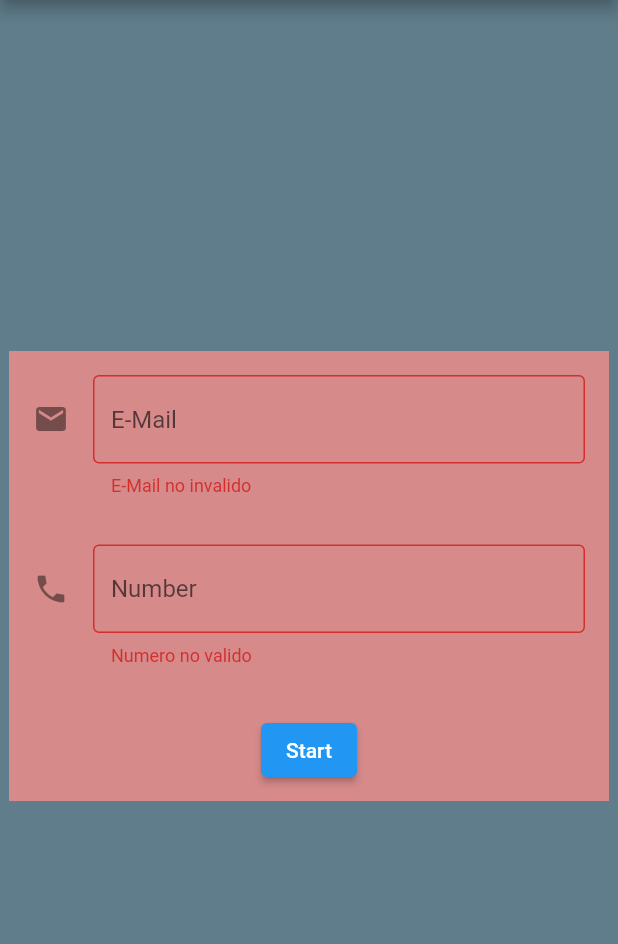
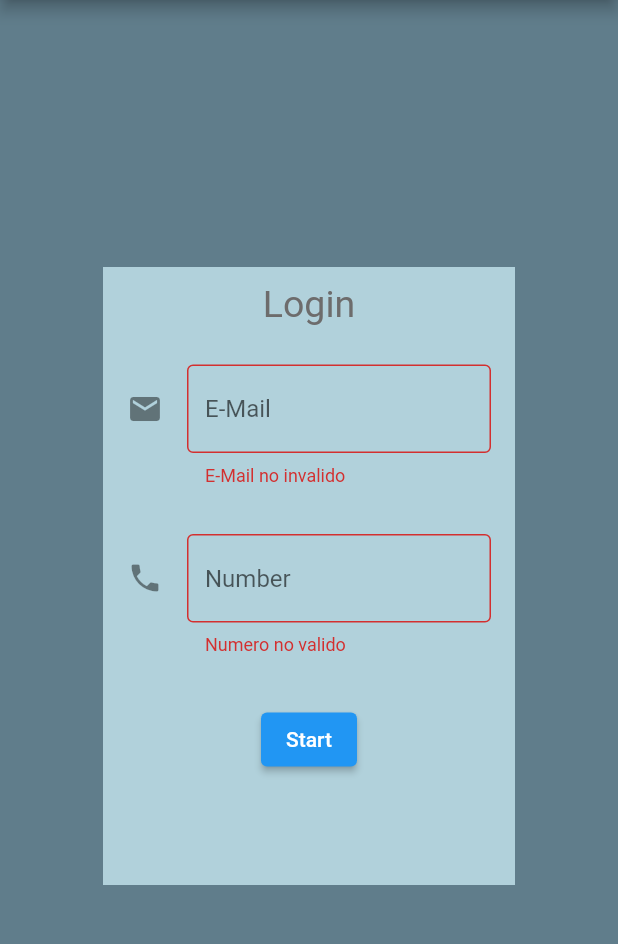
Before and after one commit to JoeManuel15/FirstApp, a Flutter app: the screen it shows after launch, after a tap on "Start", on a phone screen of 412 x 824 dp, the part 84-1028 px from its top. Run offline on Flutter 3.47's test engine with Material 2 defaults, Android fonts, the phone set to English and light mode, and no system bars.

Commit message:
Modifico estructura

```diff
--- a/lib/main.dart
+++ b/lib/main.dart
@@ -41,17 +41,23 @@ class _MyHomePageState extends State<MyHomePage> {
         body: Center(
           //padding: const EdgeInsets.symmetric(horizontal: 10.0, vertical: 15.0),
           child: Container(
-              width: 400,
-              height: 300,
-              color: Color.fromARGB(255, 214, 138, 138),
-              //direction: Axis.vertical,
-              //children: <Widget>[
+              width: MediaQuery.of(context).size.width / 1.5,
+              height: MediaQuery.of(context).size.height / 2,
+              color: Color.fromARGB(255, 177, 209, 219).withOpacity(1),
               child: Flex(direction: Axis.vertical, children: <Widget>[
                 Form(
                   key: _key,
                   child: Column(
                       crossAxisAlignment: CrossAxisAlignment.center,
                       children: <Widget>[
+                        const SizedBox(height: 10),
+                        const Text(
+                          "Login",
+                          style: TextStyle(
+                              fontSize: 25,
+                              color: Color.fromARGB(255, 109, 108, 108)),
+                        ),
+                        const SizedBox(height: 10),
                         Padding(
                           padding: const EdgeInsets.all(16.0),
                           child: TextFormField(
@@ -88,15 +94,16 @@ class _MyHomePageState extends State<MyHomePage> {
                           padding: const EdgeInsets.symmetric(vertical: 16.0),
                           child: ElevatedButton(
                               onPressed: () {
-                                if (_key.currentState!.validate()) {}
+                                if (_key.currentState!.validate()) {
+                                  // MyDialog.of(context).toast('Hello World',
+                                  // style: MyDialog.theme.toastStyle?.top());
+                                }
                               },
                               child: Text("Start")),
                         )
                       ]),
                 )
-              ])
-              //],
-              ),
+              ])),
         ));
   }
 }
```
